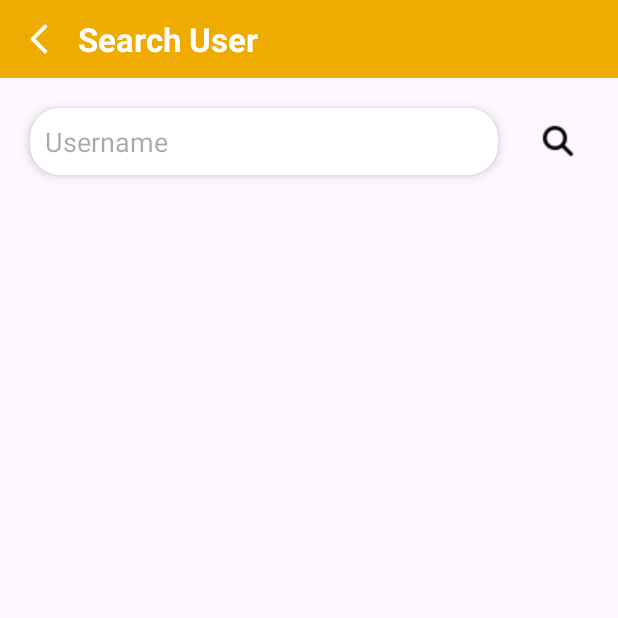
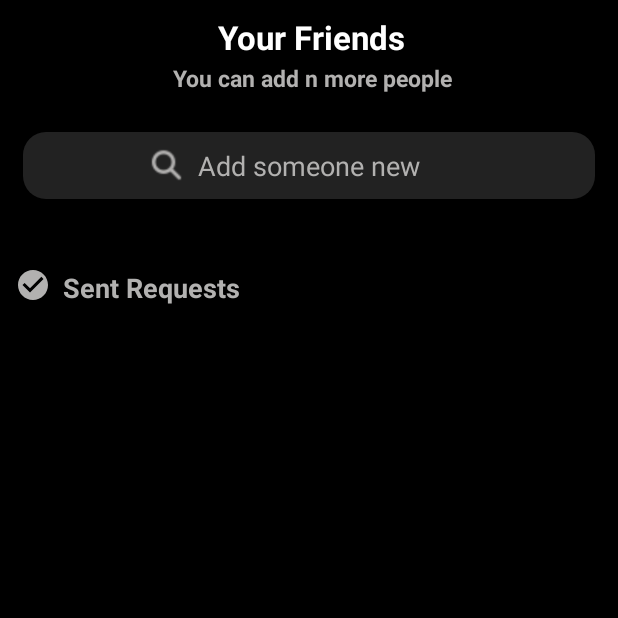
Before and after one commit to Winder510/Locket2, an Android app: the SearchUserActivity screen opened directly, with no data from a screen before it, on a phone screen of 412 x 824 dp, the top half of it. Run offline under Robolectric (Android 15) with nearby library versions, the phone set to English and light mode, and no system bars; our stand-ins replace Firebase (no records; nobody signed in at launch, a user with empty details on screens opened directly); 1 statement that could not run was skipped.

Commit message:
Tan Phuc update

```diff
--- /dev/null
+++ b/app/src/main/res/drawable/check_circle.xml
@@ -0,0 +1,5 @@
+<vector xmlns:android="http://schemas.android.com/apk/res/android" android:height="24dp" android:tint="@color/st_setting_color" android:viewportHeight="24" android:viewportWidth="24" android:width="24dp">
+
+    <path android:fillColor="@android:color/white" android:pathData="M12,2C6.48,2 2,6.48 2,12s4.48,10 10,10 10,-4.48 10,-10S17.52,2 12,2zM10,17l-5,-5 1.41,-1.41L10,14.17l7.59,-7.59L19,8l-9,9z"/>
+
+</vector>
--- a/app/src/main/res/drawable/edit_text_rounded_corner.xml
+++ b/app/src/main/res/drawable/edit_text_rounded_corner.xml
@@ -1,7 +1,7 @@
 <?xml version="1.0" encoding="utf-8"?>
 <shape xmlns:android="http://schemas.android.com/apk/res/android"
     android:shape="rectangle">
-    <solid android:color="@color/white"/>
+    <solid android:color="@color/black"/>
 
     <corners android:topLeftRadius="20dp"
         android:topRightRadius="20dp"
--- a/app/src/main/res/layout/activity_recent_chat.xml
+++ b/app/src/main/res/layout/activity_recent_chat.xml
@@ -2,24 +2,26 @@
     xmlns:tools="http://schemas.android.com/tools"
     android:layout_width="match_parent"
     android:layout_height="match_parent"
+    android:background="@color/black"
     xmlns:app="http://schemas.android.com/apk/res-auto">
     <RelativeLayout
         android:layout_width="match_parent"
         android:layout_height="wrap_content"
-        android:background="@color/primary_color"
+        android:background="@color/black"
         android:padding="10dp"
         android:id="@+id/toolbar">
 
         <TextView
             android:layout_width="wrap_content"
             android:layout_height="wrap_content"
+            android:layout_alignParentStart="true"
+            android:layout_centerHorizontal="true"
+            android:layout_marginStart="155dp"
+            android:layout_toRightOf="@id/back_btn"
             android:text="Tin nhắn"
+            android:textColor="@color/white"
             android:textSize="22sp"
-            android:textStyle="bold"
-            android:textColor="@color/white"
-            android:layout_marginStart="10dp"
-            android:layout_centerVertical="true"
-            android:layout_toRightOf="@id/back_btn"/>
+            android:textStyle="bold" />
 
         <ImageButton
             android:layout_width="32dp"
--- a/app/src/main/res/layout/activity_search_user.xml
+++ b/app/src/main/res/layout/activity_search_user.xml
@@ -4,34 +4,41 @@
     xmlns:tools="http://schemas.android.com/tools"
     android:layout_width="match_parent"
     android:layout_height="match_parent"
+    android:background="@color/black"
     tools:context=".activities.SearchUserActivity">
 
     <RelativeLayout
         android:layout_width="match_parent"
         android:layout_height="wrap_content"
-        android:background="@color/primary_color"
+        android:background="@color/black"
         android:padding="10dp"
         android:id="@+id/toolbar">
 
         <TextView
             android:layout_width="wrap_content"
             android:layout_height="wrap_content"
-            android:text="Search User"
+            android:layout_alignParentStart="true"
+            android:layout_centerHorizontal="true"
+            android:layout_marginStart="135dp"
+            android:text="Your Friends"
+            android:textColor="@color/white"
             android:textSize="22sp"
             android:textStyle="bold"
-            android:textColor="@color/white"
-            android:layout_marginStart="10dp"
-            android:layout_centerVertical="true"
-            android:layout_toRightOf="@id/back_btn"/>
+            android:id="@+id/textviewAddFriend"/>
 
-        <ImageButton
-            android:layout_width="32dp"
-            android:layout_height="32dp"
-            android:src="@drawable/ic_left_arrow"
-            android:background="?attr/selectableItemBackgroundBorderless"
-            app:tint="@color/white"
-            android:layout_centerVertical="true"
-            android:id="@+id/back_btn"/>
+        <TextView
+            android:layout_width="wrap_content"
+            android:layout_height="wrap_content"
+            android:layout_below="@+id/textviewAddFriend"
+            android:layout_alignParentStart="true"
+            android:layout_centerHorizontal="true"
+            android:layout_marginStart="105dp"
+            android:layout_marginTop="2dp"
+            android:text="You can add n more people"
+            android:textColor="@color/st_setting_color"
+            android:textSize="15sp"
+            android:textStyle="bold"/>
+
 
     </RelativeLayout>
 
@@ -40,30 +47,34 @@
         android:layout_height="wrap_content"
         android:layout_below="@id/toolbar"
         android:layout_margin="10dp"
+        android:background="@color/black"
         android:id="@+id/search_user_layout">
 
+        <ImageView
+            android:layout_width="40dp"
+            android:layout_height="40dp"
+            android:layout_alignParentStart="true"
+            android:layout_alignParentTop="true"
+            android:layout_alignParentEnd="true"
+            android:layout_marginStart="81dp"
+            android:layout_marginTop="7dp"
+            android:layout_marginEnd="271dp"
+            android:background="?attr/selectableItemBackgroundBorderless"
+            android:elevation="5dp"
+            android:padding="8dp"
+            android:src="@drawable/ic_search" />
+
         <EditText
+            android:id="@+id/seach_username_input"
             android:layout_width="match_parent"
             android:layout_height="wrap_content"
-            android:background="@drawable/edit_text_rounded_corner"
-            android:layout_margin="10dp"
-            android:hint="Username"
+            android:layout_margin="5dp"
+            android:background="@drawable/login_edit_text"
+            android:elevation="4dp"
+            android:gravity="center"
+            android:hint="Add someone new"
             android:padding="10dp"
-            android:elevation="4dp"
-            android:layout_toLeftOf="@id/search_user_btn"
-            android:id="@+id/seach_username_input"
-            />
-        <ImageButton
-            android:layout_width="40dp"
-            android:layout_height="40dp"
-            android:src="@drawable/ic_search"
-            android:layout_alignParentEnd="true"
-            android:layout_centerVertical="true"
-            android:background="?attr/selectableItemBackgroundBorderless"
-            app:tint="@color/black"
-            android:padding="4dp"
-            android:layout_margin="10dp"
-            android:id="@+id/search_user_btn"/>
+            android:textColorHint="@color/st_setting_color" />
 
     </RelativeLayout>
 
@@ -72,8 +83,38 @@
         android:layout_height="wrap_content"
         android:layout_below="@id/search_user_layout"
         android:padding="10dp"
-        android:id="@+id/search_user_recycler_view"
-        />
+        android:id="@+id/search_user_recycler_view" />
+
+
+    <RelativeLayout
+        android:layout_width="match_parent"
+        android:layout_height="wrap_content"
+        android:padding="10dp"
+        android:layout_below="@id/search_user_recycler_view"
+        android:id="@+id/sent_request">
+
+        <TextView
+            android:layout_width="wrap_content"
+            android:layout_height="wrap_content"
+            android:layout_marginStart="32dp"
+            android:layout_marginTop="1dp"
+            android:text="Sent Requests"
+            android:textColor="@color/st_setting_color"
+            android:textSize="18sp"
+            android:textStyle="bold" />
+
+        <ImageView
+            android:layout_width="wrap_content"
+            android:layout_height="wrap_content"
+            android:src="@drawable/check_circle" />
+    </RelativeLayout>
+
+    <androidx.recyclerview.widget.RecyclerView
+        android:layout_width="match_parent"
+        android:layout_height="wrap_content"
+        android:layout_below="@id/sent_request"
+        android:padding="10dp"
+        android:id="@+id/sent_request_recycle" />
 
 
 </RelativeLayout>
--- a/app/src/main/res/layout/recent_chat_recycler_row.xml
+++ b/app/src/main/res/layout/recent_chat_recycler_row.xml
@@ -27,12 +27,14 @@
                 android:layout_height="wrap_content"
                 tools:text="User name"
                 android:textSize="18sp"
+                android:textColor="@color/st_setting_color"
                 android:textStyle="bold"
                 android:id="@+id/user_name_text"/>
             <TextView
                 android:layout_width="wrap_content"
                 android:layout_height="wrap_content"
                 tools:text="10:00"
+                android:textColor="@color/st_setting_color"
                 android:layout_alignParentEnd="true"
                 android:layout_marginEnd="10dp"
                 android:id="@+id/last_message_time_text"/>
@@ -42,6 +44,7 @@
             android:layout_width="wrap_content"
             android:layout_height="wrap_content"
             tools:text="+000000000000"
+            android:textColor="@color/st_setting_color"
             android:id="@+id/last_message_text"/>
     </LinearLayout>
 </LinearLayout>
--- a/app/src/main/res/layout/search_user_recycler_row.xml
+++ b/app/src/main/res/layout/search_user_recycler_row.xml
@@ -26,6 +26,7 @@
                 android:layout_width="wrap_content"
                 android:layout_height="wrap_content"
                 android:text="User name"
+                android:textColor="@color/st_setting_color"
                 android:textSize="18sp"
                 android:textStyle="bold"
                 android:id="@+id/user_name_text"
@@ -35,6 +36,7 @@
                 android:layout_height="wrap_content"
                 android:text="4d"
                 android:textSize="18sp"
+                android:textColor="@color/st_setting_color"
                 android:textStyle="bold"
                 android:id="@+id/last_time_chat"
                 />
@@ -43,6 +45,7 @@
             android:layout_width="wrap_content"
             android:layout_height="wrap_content"
             android:text="+000000000000"
+            android:textColor="@color/st_setting_color"
             android:id="@+id/phone_text"/>
     </LinearLayout>
 
```
